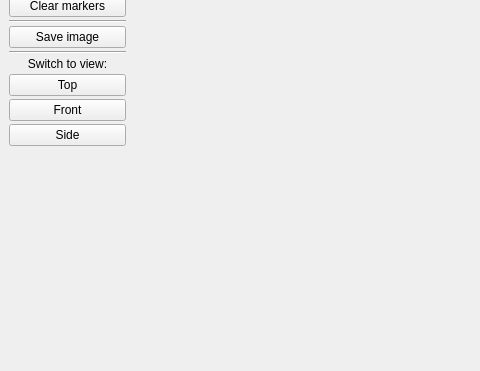
Qt form src/gui/geometrywindowclass.ui (andrmor/ANTS2) before a commit; both pictures show x 0 to 480 and y 383 to 754 of the 854 by 754 pixel window.
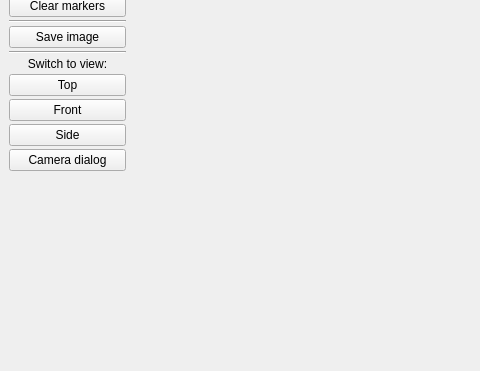
The same form after that commit.

Commit message: add camera control for geometry window

```diff
--- a/src/gui/geometrywindowclass.ui
+++ b/src/gui/geometrywindowclass.ui
@@ -315,6 +315,13 @@
          </property>
         </widget>
        </item>
+       <item>
+        <widget class="QPushButton" name="pbCameraDialog">
+         <property name="text">
+          <string>Camera dialog</string>
+         </property>
+        </widget>
+       </item>
        <item>
         <spacer name="verticalSpacer">
          <property name="orientation">
```
The commit also changes 6 other files.
